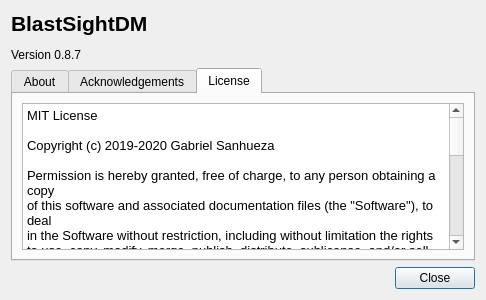
This is blastsight/view/gui/UI/aboutdialog.ui in gsanhueza/BlastSight as Qt 5 draws it before an edit. The edited form follows.
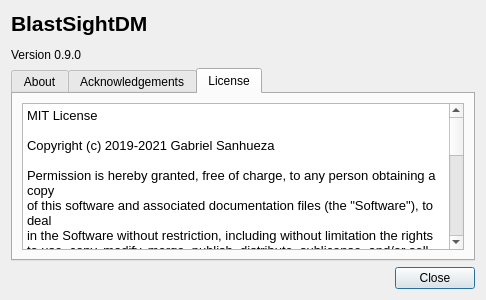
This is the edited form. The open tabs and pages were chosen to show the change. Icons and pictures are not drawn.

What changed in the file:
```diff
--- a/blastsight/view/gui/UI/aboutdialog.ui
+++ b/blastsight/view/gui/UI/aboutdialog.ui
@@ -30,7 +30,7 @@
         </sizepolicy>
        </property>
        <property name="text">
-        <string>&lt;html&gt;&lt;head/&gt;&lt;body&gt;&lt;p&gt;&lt;span style=&quot; font-size:16pt; font-weight:600;&quot;&gt;BlastSightDM&lt;/span&gt;&lt;/p&gt;&lt;p&gt;Version 0.8.7&lt;/p&gt;&lt;/body&gt;&lt;/html&gt;</string>
+        <string>&lt;html&gt;&lt;head/&gt;&lt;body&gt;&lt;p&gt;&lt;span style=&quot; font-size:16pt; font-weight:600;&quot;&gt;BlastSightDM&lt;/span&gt;&lt;/p&gt;&lt;p&gt;Version 0.9.0&lt;/p&gt;&lt;/body&gt;&lt;/html&gt;</string>
        </property>
       </widget>
      </item>
@@ -108,7 +108,7 @@
 &lt;/style&gt;&lt;/head&gt;&lt;body style=&quot; font-family:'Noto Sans'; font-size:10pt; font-weight:400; font-style:normal;&quot;&gt;
 &lt;p style=&quot; margin-top:0px; margin-bottom:0px; margin-left:0px; margin-right:0px; -qt-block-indent:0; text-indent:0px;&quot;&gt;MIT License&lt;/p&gt;
 &lt;p style=&quot;-qt-paragraph-type:empty; margin-top:0px; margin-bottom:0px; margin-left:0px; margin-right:0px; -qt-block-indent:0; text-indent:0px;&quot;&gt;&lt;br /&gt;&lt;/p&gt;
-&lt;p style=&quot; margin-top:0px; margin-bottom:0px; margin-left:0px; margin-right:0px; -qt-block-indent:0; text-indent:0px;&quot;&gt;Copyright (c) 2019-2020 Gabriel Sanhueza&lt;/p&gt;
+&lt;p style=&quot; margin-top:0px; margin-bottom:0px; margin-left:0px; margin-right:0px; -qt-block-indent:0; text-indent:0px;&quot;&gt;Copyright (c) 2019-2021 Gabriel Sanhueza&lt;/p&gt;
 &lt;p style=&quot;-qt-paragraph-type:empty; margin-top:0px; margin-bottom:0px; margin-left:0px; margin-right:0px; -qt-block-indent:0; text-indent:0px;&quot;&gt;&lt;br /&gt;&lt;/p&gt;
 &lt;p style=&quot; margin-top:0px; margin-bottom:0px; margin-left:0px; margin-right:0px; -qt-block-indent:0; text-indent:0px;&quot;&gt;Permission is hereby granted, free of charge, to any person obtaining a copy&lt;/p&gt;
 &lt;p style=&quot; margin-top:0px; margin-bottom:0px; margin-left:0px; margin-right:0px; -qt-block-indent:0; text-indent:0px;&quot;&gt;of this software and associated documentation files (the &amp;quot;Software&amp;quot;), to deal&lt;/p&gt;
```
